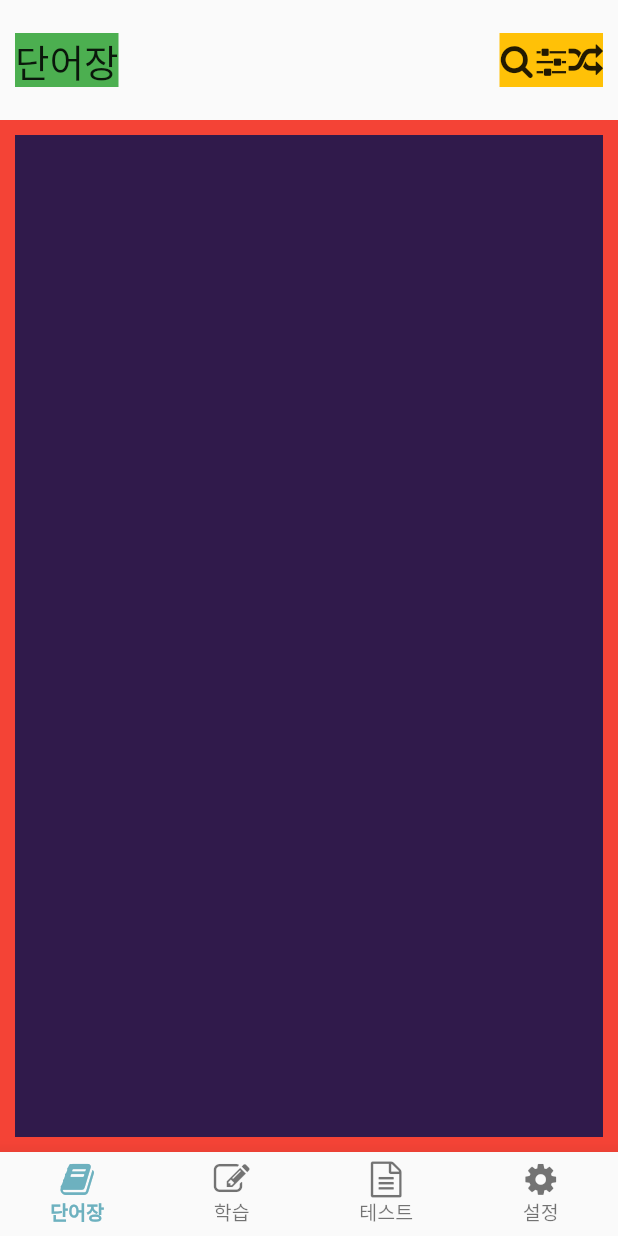
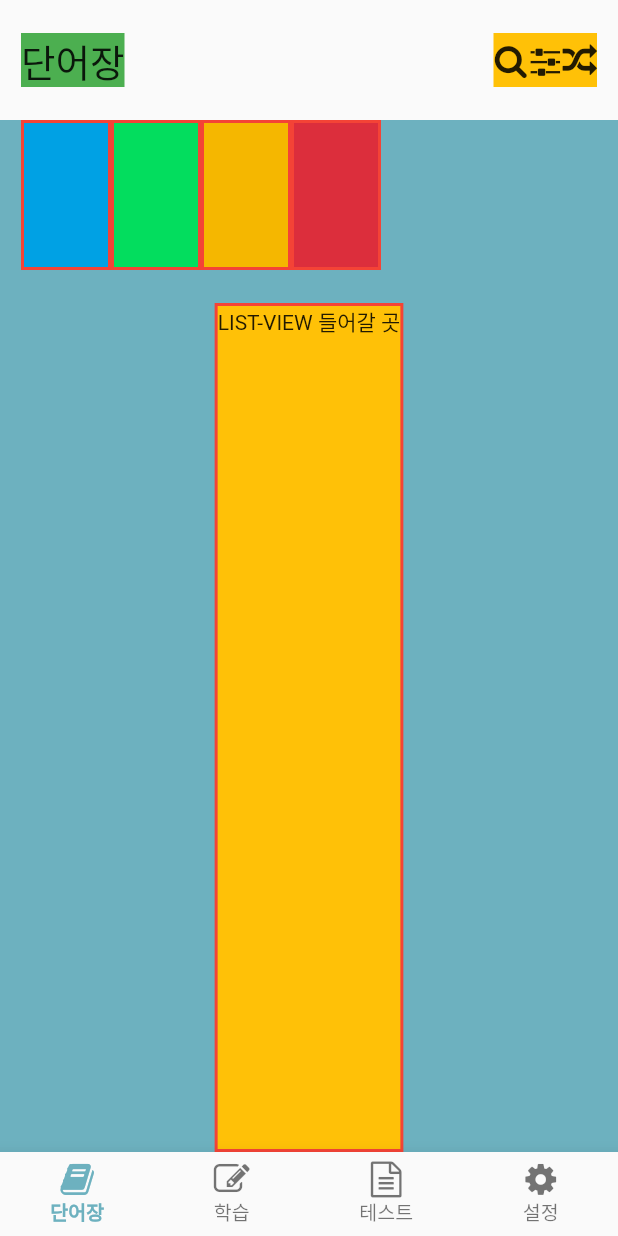
Before and after one commit to almeng-E/arabic_korean_memo, a Flutter app: the screen it shows after launch, on a phone screen of 412 x 824 dp. Run offline on Flutter 3.47's test engine with Material 2 defaults, Android fonts, the phone set to English and light mode, and no system bars.

Commit message:
2023-07-25

```diff
--- a/lib/layouts/app_bar.dart
+++ b/lib/layouts/app_bar.dart
@@ -23,7 +23,7 @@ class _MainPageAppBarState extends State<MainPageAppBar> {
       height: 80,
       padding: const EdgeInsets.symmetric(
         vertical: 22,
-        horizontal: 10,
+        horizontal: 14,
       ),
       child: Row(
         mainAxisAlignment: MainAxisAlignment.spaceBetween,
--- /dev/null
+++ b/lib/layouts/color_button.dart
@@ -0,0 +1,15 @@
+import 'package:flutter/material.dart';
+
+class ColorButton extends StatefulWidget {
+  const ColorButton({super.key});
+
+  @override
+  State<ColorButton> createState() => _ColoButtonState();
+}
+
+class _ColoButtonState extends State<ColorButton> {
+  @override
+  Widget build(BuildContext context) {
+    return const Placeholder();
+  }
+}
--- a/lib/main.dart
+++ b/lib/main.dart
@@ -12,6 +12,7 @@ class MyApp extends StatelessWidget {
   @override
   Widget build(BuildContext context) {
     return const MaterialApp(
+      title: '나만의 작은 아랍어',
       home: MainPageFormat(),
     );
   }
--- a/lib/pages/main_page_settings.dart
+++ b/lib/pages/main_page_settings.dart
@@ -16,7 +16,7 @@ class _MainPageSettingsState extends State<MainPageSettings> {
     return SizedBox.expand(
       child: Column(
         children: [
-          // 상단 앱 바
+          // *********************************상단 앱 바
           const MainPageAppBar(
             pageName: '설정',
             appBarButtons: Row(
@@ -30,7 +30,7 @@ class _MainPageSettingsState extends State<MainPageSettings> {
           ),
 
           // Expanded로 flex 추가, 빈 공간 꽉 채움
-          // 바디 부분
+          // *********************************바디 부분
           Expanded(
             child: Container(
               decoration: BoxDecoration(
--- a/lib/pages/main_page_study.dart
+++ b/lib/pages/main_page_study.dart
@@ -16,7 +16,7 @@ class _MainPageStudyState extends State<MainPageStudy> {
     return SizedBox.expand(
       child: Column(
         children: [
-          // 상단 앱 바
+          // *********************************상단 앱 바
           const MainPageAppBar(
             pageName: '학습',
             appBarButtons: Row(
@@ -33,7 +33,7 @@ class _MainPageStudyState extends State<MainPageStudy> {
             ),
           ),
           // Expanded로 flex 추가, 빈 공간 꽉 채움
-          // 바디 부분
+          // *********************************바디 부분
           Expanded(
             child: Container(
               decoration: BoxDecoration(
--- a/lib/pages/main_page_tests.dart
+++ b/lib/pages/main_page_tests.dart
@@ -16,7 +16,7 @@ class _MainPageTestsState extends State<MainPageTests> {
     return SizedBox.expand(
       child: Column(
         children: [
-          // 상단 앱 바
+          // *********************************상단 앱 바
           const MainPageAppBar(
             pageName: '테스트',
             appBarButtons: Row(
@@ -34,7 +34,7 @@ class _MainPageTestsState extends State<MainPageTests> {
           ),
 
           // Expanded로 flex 추가, 빈 공간 꽉 채움
-          // 바디 부분
+          // *********************************바디 부분
           Expanded(
             child: Container(
               decoration: BoxDecoration(
--- a/lib/pages/main_page_words.dart
+++ b/lib/pages/main_page_words.dart
@@ -1,7 +1,7 @@
 import 'package:flutter/material.dart';
-import 'package:arabic_korean_memo/themes/my_colors.dart';
 import 'package:arabic_korean_memo/layouts/app_bar.dart';
 import 'package:arabic_korean_memo/themes/my_icons.dart';
+import 'package:arabic_korean_memo/themes/my_colors.dart';
 
 class MainPageWords extends StatefulWidget {
   const MainPageWords({super.key});
@@ -16,7 +16,7 @@ class _MainPageWordsState extends State<MainPageWords> {
     return SizedBox.expand(
       child: Column(
         children: [
-          // 상단 앱 바
+          // *********************************상단 앱 바
           const MainPageAppBar(
             pageName: '단어장',
             appBarButtons: Row(
@@ -38,15 +38,73 @@ class _MainPageWordsState extends State<MainPageWords> {
           ),
 
           // Expanded로 flex 추가, 빈 공간 꽉 채움
-          // 바디 부분
+          // *********************************바디 부분
           Expanded(
-            child: Container(
-              decoration: BoxDecoration(
-                border: Border.all(width: 10, color: Colors.red),
-                color: mainBlue,
+            child: SizedBox(
+              width: double.infinity,
+              // ##############################################컨테이너는 임시 색 구분용임 나중에 삭제
+              child: Container(
+                decoration: const BoxDecoration(
+                  color: mainMint,
+                ),
+                child: Column(
+                  children: [
+                    Container(
+                      height: 100,
+                      padding: const EdgeInsets.symmetric(
+                        horizontal: 14,
+                      ),
+                      child: Row(
+                        children: [
+                          Container(
+                            width: 60,
+                            decoration: BoxDecoration(
+                              border: Border.all(width: 2, color: Colors.red),
+                              color: tmpBlue,
+                            ),
+                          ),
+                          Container(
+                            width: 60,
+                            decoration: BoxDecoration(
+                              border: Border.all(width: 2, color: Colors.red),
+                              color: tmpGreen,
+                            ),
+                          ),
+                          Container(
+                            width: 60,
+                            decoration: BoxDecoration(
+                              border: Border.all(width: 2, color: Colors.red),
+                              color: tmpOrange,
+                            ),
+                          ),
+                          Container(
+                            width: 60,
+                            decoration: BoxDecoration(
+                              border: Border.all(width: 2, color: Colors.red),
+                              color: tmpRed,
+                            ),
+                          ),
+                        ],
+                      ),
+                    ),
+                    const SizedBox(
+                      height: 22,
+                    ),
+                    // ###################Expanded 는임시용
+                    Expanded(
+                      child: Container(
+                        decoration: BoxDecoration(
+                          border: Border.all(width: 2, color: Colors.red),
+                          color: Colors.amber,
+                        ),
+                        child: const Text('LIST-VIEW 들어갈 곳'),
+                      ),
+                    ),
+                  ],
+                ),
               ),
             ),
-          ),
+          )
         ],
       ),
     );
--- a/lib/themes/my_colors.dart
+++ b/lib/themes/my_colors.dart
@@ -7,3 +7,10 @@ const Color mainBlue = Color(0xff301a4b);
 const Color mainMint = Color(0xff6db1bf);
 const Color mainPink = Color(0xfff39a9d);
 const Color mainGreen = Color(0xff3f6c51);
+
+// 임시 컬러, 내가 원함
+const Color tmpRed = Color(0xffdc2e3c);
+const Color tmpOrange = Color(0xfff5b700);
+const Color tmpGreen = Color(0xff03dd5e);
+const Color tmpBlue = Color(0xff00a1e4);
+const Color tmpPink = Color(0xfff51aa4);
```
